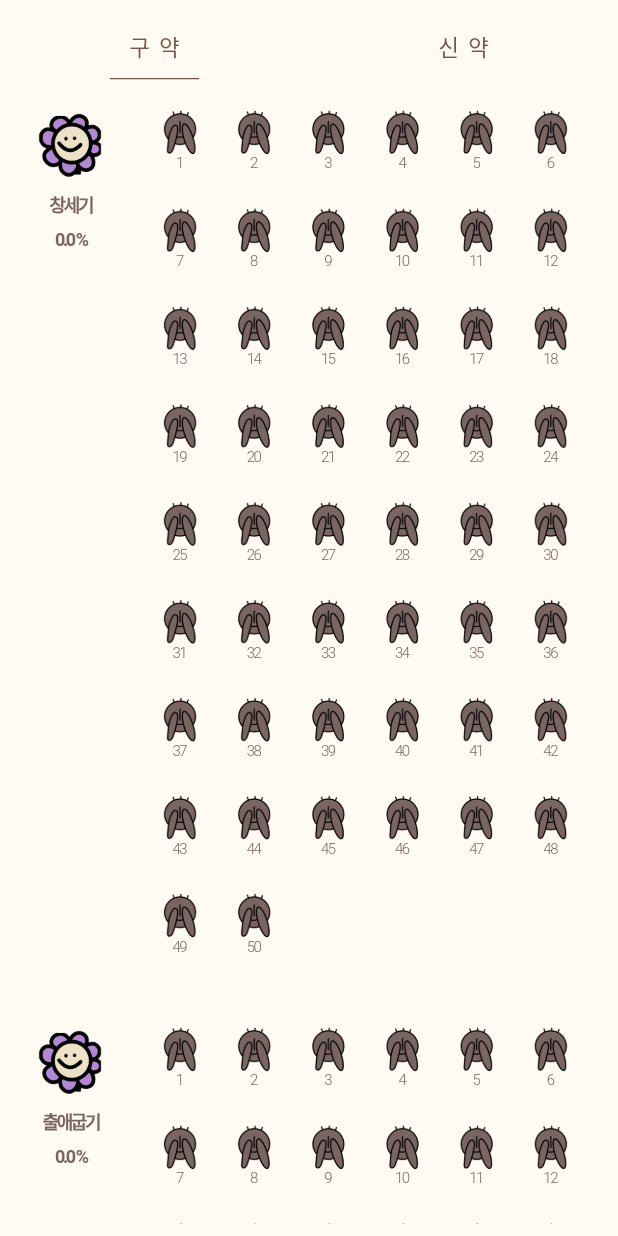
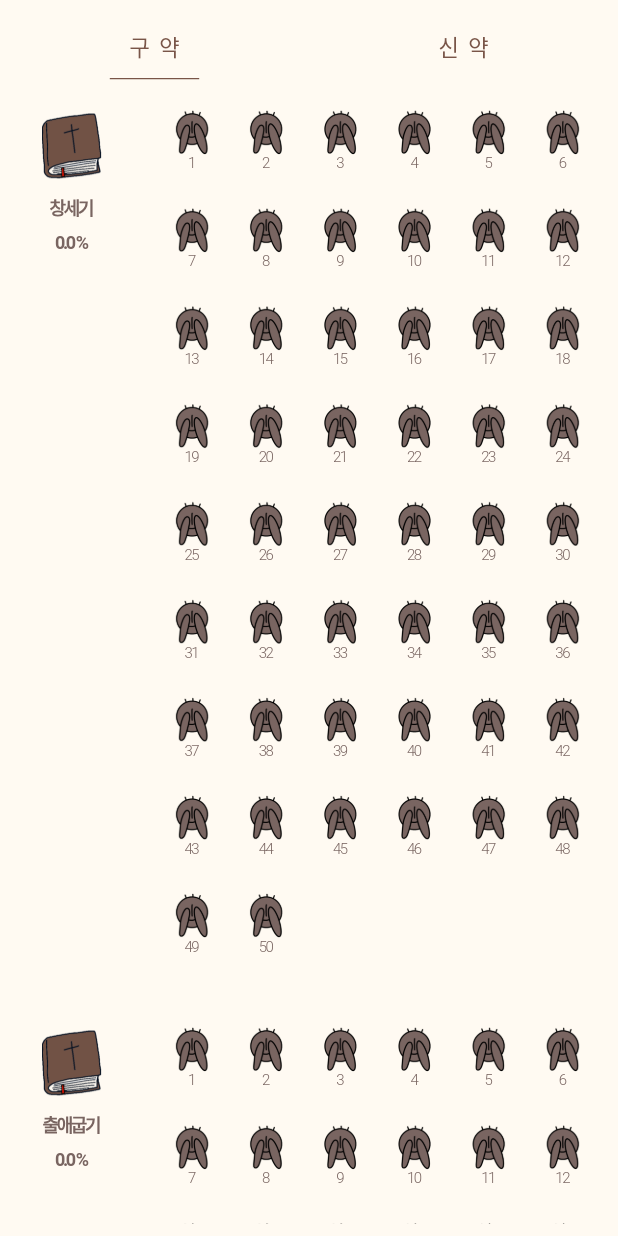
Before and after one commit to SoA-YD/Bibling, a Flutter app: the screen it shows after launch, on a phone screen of 412 x 824 dp. Run offline on Flutter 3.47's test engine with Material 2 defaults, Android fonts, the light colour scheme and no system bars; our stand-ins replace shared_preferences.

Commit message:
[ADD] 성경 아이콘

```diff
--- a/lib/page/home.page.dart
+++ b/lib/page/home.page.dart
@@ -76,7 +76,7 @@ class _HomePageState extends State<HomePage> {
 
   _bodySection({bool isOld = true}) {
     return Padding(
-      padding: const EdgeInsets.fromLTRB(24.0, 0.0, 20.0, 8.0),
+      padding: const EdgeInsets.fromLTRB(20.0, 0.0, 12.0, 8.0),
       child: ListView.builder(
           itemCount: isOld ? _oldTestament.length : _newTestament.length,
           itemBuilder: (BuildContext context, int index) {
--- a/lib/page/home/glitter.button.dart
+++ b/lib/page/home/glitter.button.dart
@@ -33,7 +33,7 @@ class GlitterButtonState extends State<GlitterButton>
     _glitter = widget.glitter;
 
     _controller = AnimationController(
-        duration: const Duration(milliseconds: 700), vsync: this);
+        duration: const Duration(milliseconds: 1000), vsync: this);
     //_controller.repeat(reverse: true);
   }
 
@@ -43,7 +43,7 @@ class GlitterButtonState extends State<GlitterButton>
         future: _isTwinkle,
         builder: (BuildContext context, AsyncSnapshot<bool> snapshot) {
           bool isTwinkleValue = snapshot.data ?? false;
-          _tween = Tween(begin: 1.0, end: !isTwinkleValue ? 1.0 : 1.12);
+          _tween = Tween(begin: 1.0, end: !isTwinkleValue ? 1.0 : 1.18);
           return InkWell(
               splashColor: Colors.transparent,
               onTap: () {
--- a/lib/page/home/header.dart
+++ b/lib/page/home/header.dart
@@ -41,8 +41,27 @@ class HeaderState extends State<Header> with TickerProviderStateMixin {
           if (snapshot.hasData) {
             avg = (snapshot.data / chapterCnt) * 100;
             return Column(
+              mainAxisAlignment: MainAxisAlignment.center,
+              crossAxisAlignment: CrossAxisAlignment.center,
               children: [
-                Image.asset('assets/flower.png', width: 48.0),
+                avg >= 100
+                    ? Image.asset(
+                        avg >= 100
+                            ? 'assets/bible_open.png'
+                            : 'assets/bible_closed.png',
+                        width: 58.0,
+                        height: 48.0,
+                      )
+                    : Padding(
+                        padding: const EdgeInsets.symmetric(horizontal: 8.0),
+                        child: Image.asset(
+                          avg >= 100
+                              ? 'assets/bible_open.png'
+                              : 'assets/bible_closed.png',
+                          width: 40.0,
+                          height: 48.0,
+                        ),
+                      ),
                 SizedBox(height: 8.0),
                 Text(
                   widget.title,
```
Also changed, not shown: assets/bible_closed.png (added), assets/bible_open.png (added).
